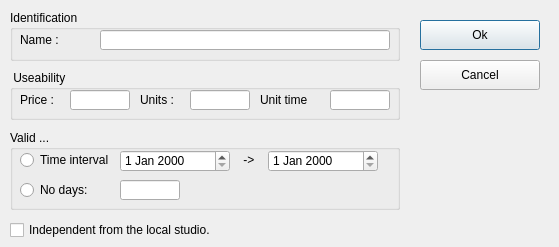
Old version of the form client/dlgpatientcardtypeedit.ui in the repository tbikfalvi/Belenus.
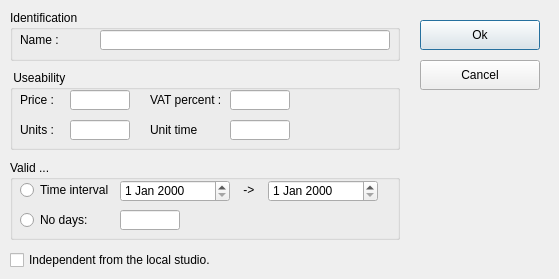
New version of the form.

The edit to the form file:
```diff
--- a/client/dlgpatientcardtypeedit.ui
+++ b/client/dlgpatientcardtypeedit.ui
@@ -7,7 +7,7 @@
     <x>0</x>
     <y>0</y>
     <width>559</width>
-    <height>247</height>
+    <height>279</height>
    </rect>
   </property>
   <property name="windowTitle">
@@ -17,7 +17,7 @@
    <property name="geometry">
     <rect>
      <x>10</x>
-     <y>220</y>
+     <y>250</y>
      <width>220</width>
      <height>20</height>
     </rect>
@@ -68,7 +68,7 @@
      <x>10</x>
      <y>70</y>
      <width>390</width>
-     <height>50</height>
+     <height>80</height>
     </rect>
    </property>
    <property name="title">
@@ -103,8 +103,8 @@
    <widget class="QLabel" name="lblUnits">
     <property name="geometry">
      <rect>
-      <x>130</x>
-      <y>20</y>
+      <x>10</x>
+      <y>50</y>
       <width>46</width>
       <height>20</height>
      </rect>
@@ -116,8 +116,8 @@
    <widget class="QLineEdit" name="ledUnits">
     <property name="geometry">
      <rect>
-      <x>180</x>
-      <y>20</y>
+      <x>60</x>
+      <y>50</y>
       <width>60</width>
       <height>20</height>
      </rect>
@@ -126,8 +126,8 @@
    <widget class="QLabel" name="lblUnitTime">
     <property name="geometry">
      <rect>
-      <x>250</x>
-      <y>20</y>
+      <x>140</x>
+      <y>50</y>
       <width>50</width>
       <height>20</height>
      </rect>
@@ -139,7 +139,30 @@
    <widget class="QLineEdit" name="ledUnitTime">
     <property name="geometry">
      <rect>
-      <x>320</x>
+      <x>220</x>
+      <y>50</y>
+      <width>60</width>
+      <height>20</height>
+     </rect>
+    </property>
+   </widget>
+   <widget class="QLabel" name="lblVatpercent">
+    <property name="geometry">
+     <rect>
+      <x>140</x>
+      <y>20</y>
+      <width>70</width>
+      <height>20</height>
+     </rect>
+    </property>
+    <property name="text">
+     <string>VAT percent :</string>
+    </property>
+   </widget>
+   <widget class="QLineEdit" name="ledVatpercent">
+    <property name="geometry">
+     <rect>
+      <x>220</x>
       <y>20</y>
       <width>60</width>
       <height>20</height>
@@ -151,7 +174,7 @@
    <property name="geometry">
     <rect>
      <x>10</x>
-     <y>130</y>
+     <y>160</y>
      <width>390</width>
      <height>80</height>
     </rect>
```
Left out of the diff: 15 changed lines with no effect on the pictures.
